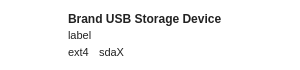
Old version of the form src/ui/volumeitem.ui in the repository bit2pixel/quickformat.
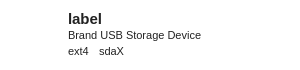
New version of the form. Icons and pictures are not drawn.

Commit message: no on wants to see the harddrive brand on top, show the volume label first instead

```diff
--- a/src/ui/volumeitem.ui
+++ b/src/ui/volumeitem.ui
@@ -67,20 +67,7 @@
       <property name="margin">
        <number>10</number>
       </property>
-      <item row="0" column="1">
-       <widget class="QLabel" name="name">
-        <property name="font">
-         <font>
-          <weight>75</weight>
-          <bold>true</bold>
-         </font>
-        </property>
-        <property name="text">
-         <string>Brand USB Storage Device</string>
-        </property>
-       </widget>
-      </item>
-      <item row="1" column="1">
+      <item row="2" column="1" colspan="2">
        <layout class="QHBoxLayout" name="horizontalLayout_2">
         <property name="spacing">
          <number>0</number>
@@ -89,14 +76,16 @@
          <number>0</number>
         </property>
         <item>
-         <widget class="QLabel" name="label">
+         <widget class="QLabel" name="name">
           <property name="font">
            <font>
             <pointsize>8</pointsize>
+            <weight>50</weight>
+            <bold>false</bold>
            </font>
           </property>
           <property name="text">
-           <string>label</string>
+           <string>Brand USB Storage Device</string>
           </property>
          </widget>
         </item>
@@ -115,7 +104,7 @@
         </item>
        </layout>
       </item>
-      <item row="2" column="1">
+      <item row="3" column="1" colspan="2">
        <layout class="QHBoxLayout" name="horizontalLayout_3">
         <item>
          <widget class="QLabel" name="format">
@@ -198,6 +187,20 @@
         </property>
        </widget>
       </item>
+      <item row="0" column="1">
+       <widget class="QLabel" name="label">
+        <property name="font">
+         <font>
+          <pointsize>11</pointsize>
+          <weight>75</weight>
+          <bold>true</bold>
+         </font>
+        </property>
+        <property name="text">
+         <string>label</string>
+        </property>
+       </widget>
+      </item>
      </layout>
     </widget>
    </item>
```
